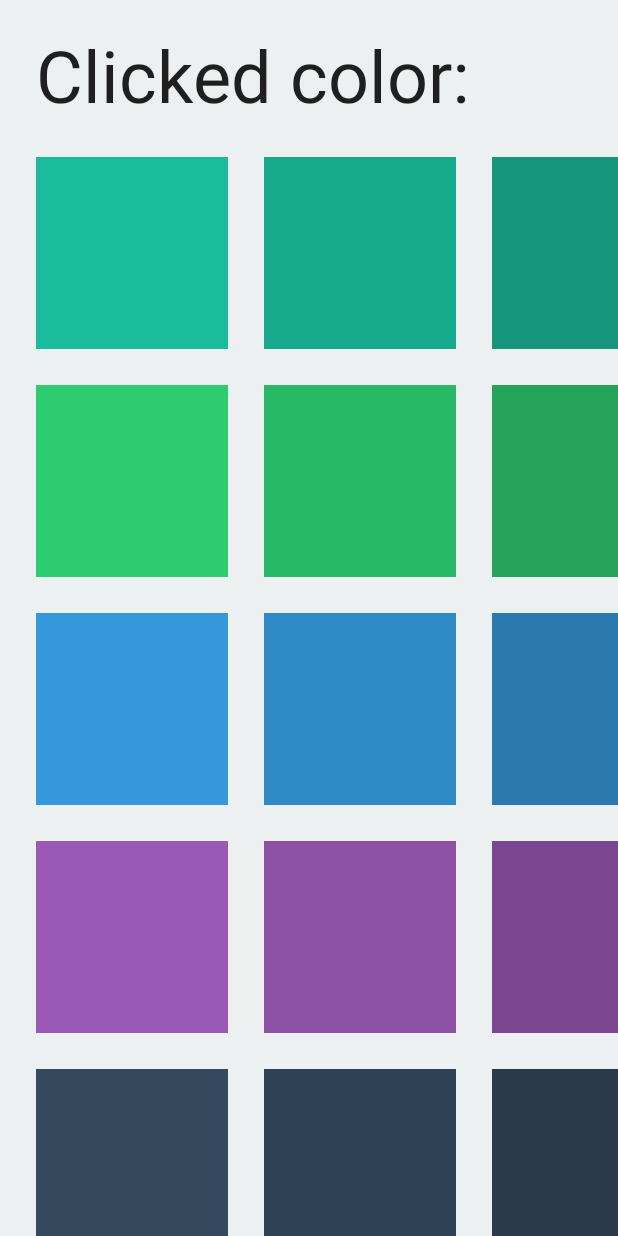
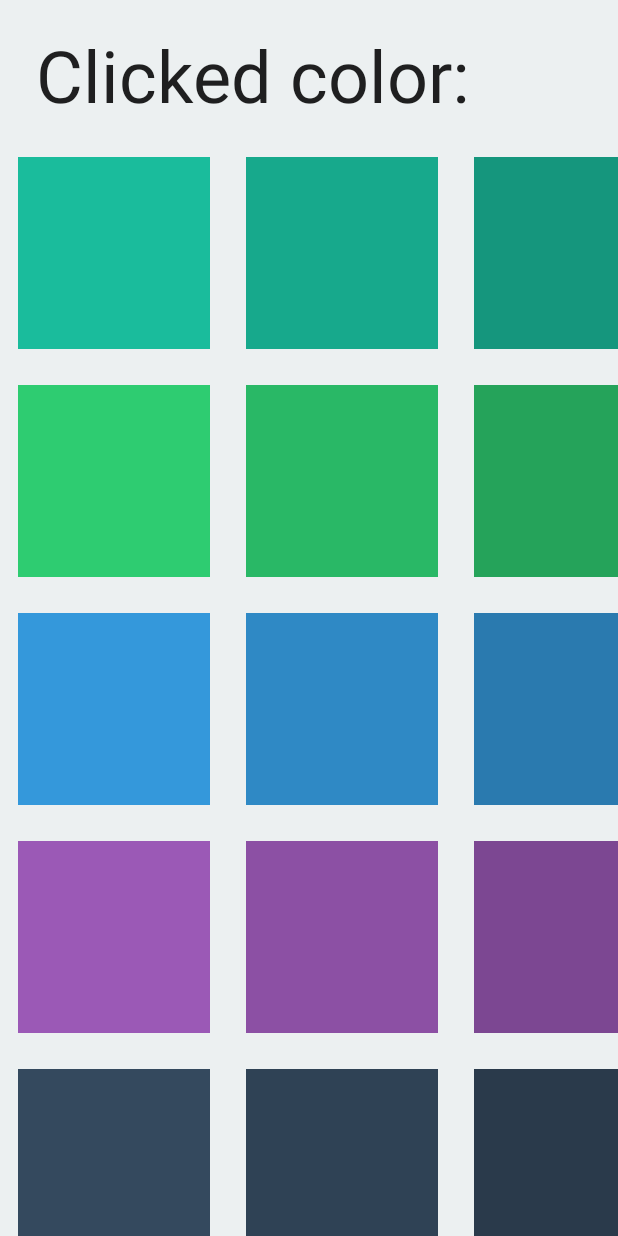
Before and after one commit to thesauri/dpad-compose, an Android app built with Jetpack Compose: the screen it shows after launch (MainActivity), on a phone screen of 412 x 824 dp. Run offline under Robolectric (Android 15) with nearby library versions, the phone set to English and light mode, and no system bars.

Commit message:
Move horizontal scroll start padding to the scrollable row
Ensures that scrolling at the start overflows at the edge of the
screen, not x padding pixels from the edge of the screen.

```diff
--- a/app/src/main/java/dev/berggren/MainActivity.kt
+++ b/app/src/main/java/dev/berggren/MainActivity.kt
@@ -46,12 +46,12 @@ class MainActivity : ComponentActivity() {
                     Modifier
                         .fillMaxSize()
                         .background(Color(0xffecf0f1))
-                        .padding(start = boxPadding, top = boxPadding)
+                        .padding(top = boxPadding)
                 ) {
                     ColorClickedBanner(color = colorClicked)
                     Spacer(Modifier.height(boxPadding))
                     ScrollableGrid(
-                        items = boxColors,
+                        items = boxColors
                     ) { color ->
                         val elementPaddingAndHalfOfNextBox = with(LocalDensity.current) {
                             (boxPadding + boxSize.div(2)).toPx()
@@ -80,7 +80,11 @@ class MainActivity : ComponentActivity() {
 @Composable
 fun ColorClickedBanner(color: Color) {
     Row {
-        Row(Modifier.height(IntrinsicSize.Min)) {
+        Row(
+            Modifier
+                .height(IntrinsicSize.Min)
+                .padding(start = boxPadding)
+        ) {
             Text(text = "Clicked color: ", style = MaterialTheme.typography.h3)
             Spacer(Modifier.width(24.dp))
             Box(
--- a/app/src/main/java/dev/berggren/ScrollableGrid.kt
+++ b/app/src/main/java/dev/berggren/ScrollableGrid.kt
@@ -29,11 +29,8 @@ fun <T> ScrollableGrid(
                     .horizontalScroll(rowScrollState)
             ) {
                 rowItems.forEach { rowItem ->
-                    Row {
-                        Box {
-                            contentForItem(rowItem)
-                        }
-                        Spacer(Modifier.width(24.dp))
+                    Box(Modifier.padding(horizontal = 12.dp)) {
+                        contentForItem(rowItem)
                     }
                 }
             }
```
